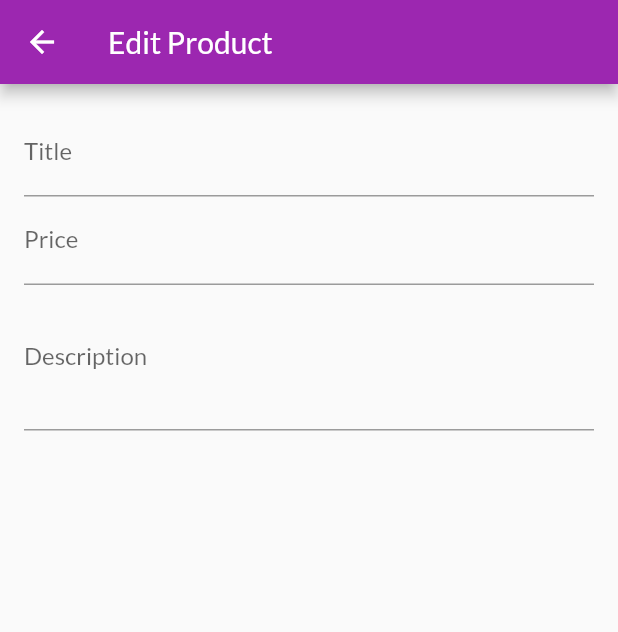
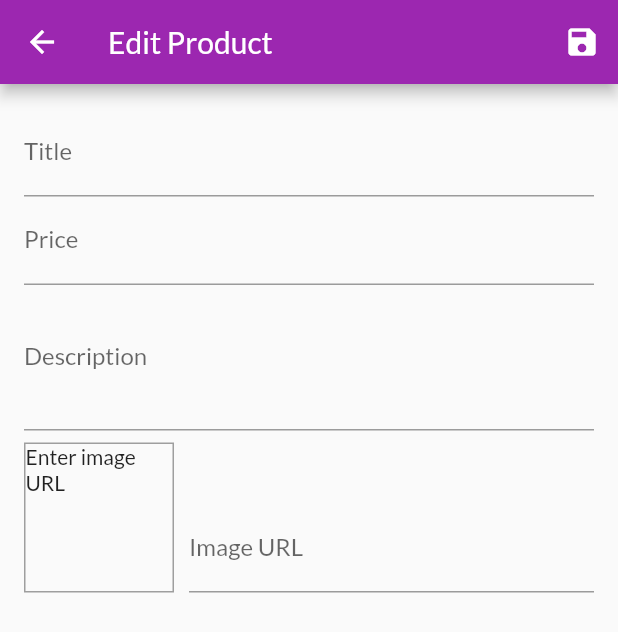
Before and after one commit to a-merezhanyi/dart-experiments, a Flutter app: the EditProductScreen screen opened by its route, on a phone screen of 412 x 824 dp. Shown: the top 632 px of the screen. Run offline on Flutter 3.47's test engine with Material 2 defaults, Android fonts, the phone set to English and light mode, and no system bars; network calls fail.

```diff
--- a/shop/lib/screens/edit_product_screen.dart
+++ b/shop/lib/screens/edit_product_screen.dart
@@ -1,4 +1,6 @@
 import 'package:flutter/material.dart';
+
+import '../providers/product.dart';
 
 class EditProductScreen extends StatefulWidget {
   static const routeName = '/edit-product';
@@ -10,12 +12,46 @@ class EditProductScreen extends StatefulWidget {
 class _EditProductScreenState extends State<EditProductScreen> {
   final _priceFocusNode = FocusNode();
   final _descriptionFocusNode = FocusNode();
+  final _imageUrlController = TextEditingController();
+  final _imageUrlFocusNode = FocusNode();
+  final _form = GlobalKey<FormState>();
+  var _editedProduct = Product(
+      id: null,
+      title: '',
+      description: '',
+      price: 0,
+      imageUrl: '',
+      isFavorite: false);
+
+  @override
+  void initState() {
+    _imageUrlFocusNode.addListener(_updateImageUrl);
+    super.initState();
+  }
 
   @override
   void dispose() {
     _priceFocusNode.dispose();
     _descriptionFocusNode.dispose();
+    _imageUrlController.dispose();
+    _imageUrlFocusNode.removeListener(_updateImageUrl);
+    _imageUrlFocusNode.dispose();
     super.dispose();
+  }
+
+  void _updateImageUrl() {
+    if (!_imageUrlFocusNode.hasFocus) {
+      setState(() {});
+    }
+  }
+
+  void _saveForm() {
+    final isValid = _form.currentState.validate();
+    if (!isValid) {
+      return;
+    }
+    _form.currentState.save();
+    print(_editedProduct.title);
   }
 
   @override
@@ -23,35 +59,122 @@ class _EditProductScreenState extends State<EditProductScreen> {
     return Scaffold(
       appBar: AppBar(
         title: Text('Edit Product'),
+        actions: [
+          IconButton(
+            onPressed: _saveForm,
+            icon: Icon(Icons.save),
+          ),
+        ],
       ),
       body: Padding(
         padding: const EdgeInsets.all(16.0),
         child: Form(
+          key: _form,
           child: ListView(
             children: [
               TextFormField(
                 decoration: InputDecoration(labelText: 'Title'),
                 textInputAction: TextInputAction.next,
+                validator: (value) {
+                  if (value.isEmpty) {
+                    return 'Please provide a value';
+                  }
+                  return null;
+                },
                 onFieldSubmitted: (value) =>
                     FocusScope.of(context).requestFocus(_priceFocusNode),
+                onSaved: (newValue) {
+                  _editedProduct = Product(
+                    id: null,
+                    title: newValue,
+                    description: _editedProduct.description,
+                    price: _editedProduct.price,
+                    imageUrl: _editedProduct.imageUrl,
+                  );
+                },
               ),
               TextFormField(
                 decoration: InputDecoration(labelText: 'Price'),
                 textInputAction: TextInputAction.next,
-              keyboardType:
-                  TextInputType.numberWithOptions(signed: true, decimal: true),
+                keyboardType: TextInputType.numberWithOptions(
+                    signed: true, decimal: true),
                 focusNode: _priceFocusNode,
                 onFieldSubmitted: (_) =>
                     FocusScope.of(context).requestFocus(_descriptionFocusNode),
+                onSaved: (newValue) {
+                  _editedProduct = Product(
+                    id: null,
+                    title: _editedProduct.title,
+                    description: _editedProduct.description,
+                    price: double.parse(newValue),
+                    imageUrl: _editedProduct.imageUrl,
+                  );
+                },
               ),
               TextFormField(
                 decoration: InputDecoration(labelText: 'Description'),
                 keyboardType: TextInputType.multiline,
                 maxLines: 3,
                 focusNode: _descriptionFocusNode,
+                onSaved: (newValue) {
+                  _editedProduct = Product(
+                    id: null,
+                    title: _editedProduct.title,
+                    description: newValue,
+                    price: _editedProduct.price,
+                    imageUrl: _editedProduct.imageUrl,
+                  );
+                },
+              ),
+              Row(
+                crossAxisAlignment: CrossAxisAlignment.end,
+                children: [
+                  Container(
+                    width: 100,
+                    height: 100,
+                    margin: EdgeInsets.only(
+                      top: 8,
+                      right: 10,
+                    ),
+                    decoration: BoxDecoration(
+                      border: Border.all(
+                        width: 1,
+                        color: Colors.grey,
+                      ),
+                    ),
+                    child: _imageUrlController.text.isEmpty
+                        ? Text('Enter image URL')
+                        : FittedBox(
+                            child: Image.network(
+                              _imageUrlController.text,
+                              fit: BoxFit.cover,
+                            ),
+                          ),
+                  ),
+                  Expanded(
+                    child: TextFormField(
+                      decoration: InputDecoration(labelText: 'Image URL'),
+                      keyboardType: TextInputType.url,
+                      textInputAction: TextInputAction.done,
+                      controller: _imageUrlController,
+                      focusNode: _imageUrlFocusNode,
+                      onFieldSubmitted: (_) => _saveForm(),
+                      onSaved: (newValue) {
+                        _editedProduct = Product(
+                          id: null,
+                          title: _editedProduct.title,
+                          description: _editedProduct.description,
+                          price: _editedProduct.price,
+                          imageUrl: newValue,
+                        );
+                      },
+                    ),
                   ),
                 ],
-        )),
+              ),
+            ],
+          ),
+        ),
       ),
     );
   }
```
Also changed, not shown: 1 other file. Lines whose indentation alone changed are shown as unchanged.
